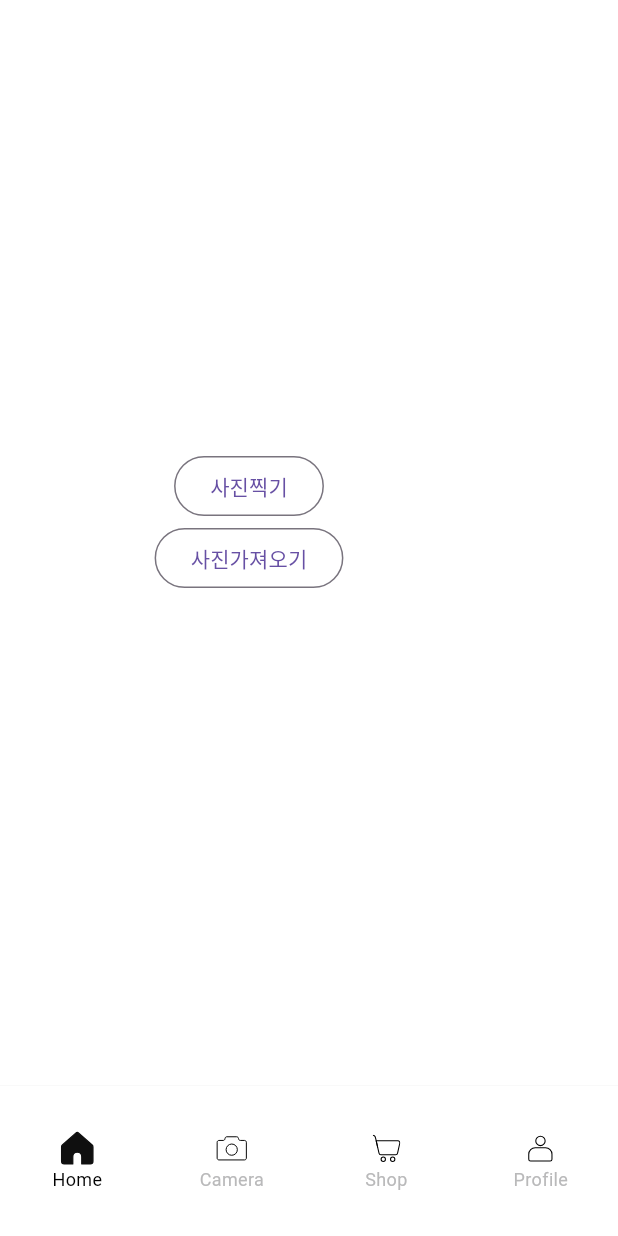
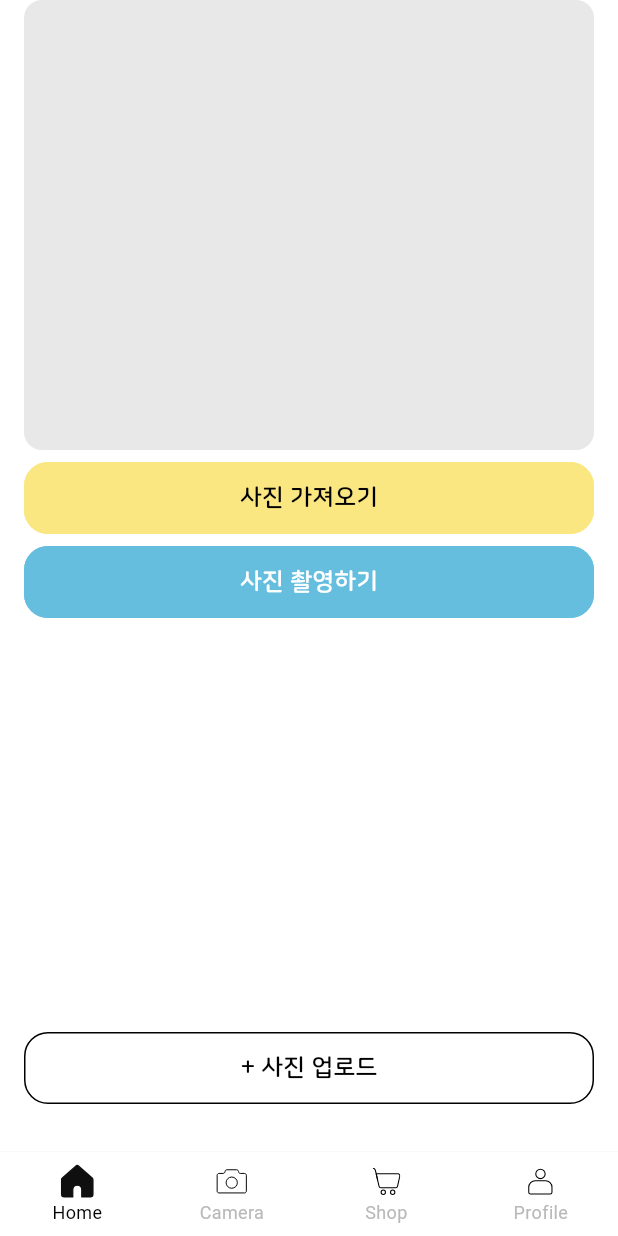
Before and after one commit to pet-buddy/PetBuddy_Frontend_Flutter, a Flutter app: the CameraScreen screen opened by its route, on a phone screen of 412 x 824 dp. Run offline on Flutter 3.47's test engine with Material 3 defaults, Android fonts, the phone set to English and light mode, and no system bars; our stand-ins replace dio, dropdown_button2, flutter_riverpod, flutter_secure_storage, flutter_svg, fluttertoast and 3 more; accounts and stored records are empty; generated files the repository leaves out were written again; statements that could not run were skipped.

Commit message:
docs:앱권한설정,카메라화면 수정,마이페이지링크추가

```diff
--- a/lib/common/const/project_constant.dart
+++ b/lib/common/const/project_constant.dart
@@ -3,4 +3,9 @@ class ProjectConstant {
   static const REFRESH_TOKEN = 'refresh_token';
 
   static const BASE_URL = 'http://127.0.0.1:8080';
+
+  // 채널 링크 (퍼피푸)
+  static const PUPPYPOO_WEB_URL = "https://puppypoo.framer.ai/";
+  static const PUPPYPOO_INSTAGRAM_URL = "https://www.instagram.com/puppypoo_official/";
+  static const PUPPYPOO_KAKAO_URL = "http://pf.kakao.com/_FLYxexj";
 }
--- a/lib/controller/my_controller.dart
+++ b/lib/controller/my_controller.dart
@@ -28,8 +28,8 @@ mixin class MyController {
 
   final List<Map<String, dynamic>> healthInfos = [
     {'text' : '변관리', 'width': 100},
-    {'text' : '활동관리', 'width': 120},
-    {'text' : '수면관리', 'width': 120},
+    {'text' : '활동관리', 'width': 110},
+    {'text' : '수면관리', 'width': 110},
     {'text' : '디지털 반려동물 키우기', 'width': 350},
   ];
 
--- a/lib/screens/camera/camera_screen.dart
+++ b/lib/screens/camera/camera_screen.dart
@@ -43,37 +43,68 @@ class CameraScreenState extends ConsumerState<CameraScreen> with CameraControlle
           await fnClose(context);
         },
         child: SafeArea(
-          child: SingleChildScrollView(
-            physics: const ClampingScrollPhysics(),
           child: Padding(
             padding: const EdgeInsets.symmetric(horizontal: 16),
             child: Column(
               children: [
                 imagePickerState != null ?
-                    SizedBox(
-                      width: 300,
+                  Container(
+                    width: MediaQuery.of(context).size.width,
                     height: 300,
-                      child: Image.file(File(imagePickerState.path)),
+                    decoration: const BoxDecoration(
+                      borderRadius: BorderRadius.all(Radius.circular(12),),
+                    ),
+                    child: ClipRRect(
+                      borderRadius: BorderRadius.circular(16.0),
+                      child: Image.file(
+                        File(imagePickerState.path),
+                        fit: BoxFit.cover,
+                      ),
+                    ),
                   ) :
-                    const SizedBox(
-                      width: 300,
+                  Container(
+                    width: MediaQuery.of(context).size.width,
                     height: 300,
+                    decoration: const BoxDecoration(
+                      color: CustomColor.gray05,
+                      borderRadius: BorderRadius.all(Radius.circular(12),),
                     ),
-                  OutlinedButton(
+                  ),
+                const SizedBox(height: 8,),
+                DefaultTextButton(
+                  disabled: false,
+                  backgroundColor: CustomColor.yellow05,
+                  borderColor: CustomColor.yellow05,
+                  onPressed: () {
+                    fnGetImage(ImageSource.gallery);
+                  },
+                  text: '사진 가져오기',
+                ),
+                const SizedBox(height: 8,),
+                DefaultTextButton(
+                  disabled: false,
+                  backgroundColor: CustomColor.blue05,
+                  borderColor: CustomColor.blue05,
+                  textColor: CustomColor.white,
                   onPressed: () {
                     fnGetImage(ImageSource.camera);
                   },
-                    child: const Text('사진찍기'),
+                  text: '사진 촬영하기',
                 ),
-                  OutlinedButton(
+                const Spacer(),
+                DefaultTextButton(
+                  disabled: false,
+                  backgroundColor: CustomColor.white,
+                  borderColor: CustomColor.black,
+                  textColor: CustomColor.black,
                   onPressed: () {
-                      fnGetImage(ImageSource.gallery);
+
                   },
-                    child: const Text('사진가져오기'),
+                  text: '+ 사진 업로드',
                 ),
+                const SizedBox(height: 32,),
               ],
             )
-            ),
           ),
         ),
       ),
--- a/lib/screens/main_screen.dart
+++ b/lib/screens/main_screen.dart
@@ -20,8 +20,6 @@ class MainScreen extends ConsumerWidget {
           splashColor: CustomColor.white,
           highlightColor: CustomColor.white,
         ),
-        child: SizedBox(
-          height: 100,
         child: BottomNavigationBar(
             selectedLabelStyle: const TextStyle(fontSize: 12,),
             unselectedLabelStyle: const TextStyle(fontSize: 12),
@@ -100,7 +98,6 @@ class MainScreen extends ConsumerWidget {
               ),
             ]),
       ),
-      ),
       child: PopScope(
         canPop: false,
         onPopInvokedWithResult: (didPop, result) async {
--- a/lib/screens/my/my_pet_add_screen.dart
+++ b/lib/screens/my/my_pet_add_screen.dart
@@ -1,3 +1,4 @@
+import 'package:dropdown_button2/dropdown_button2.dart';
 import 'package:flutter/material.dart';
 import 'package:flutter/services.dart';
 import 'package:flutter_riverpod/flutter_riverpod.dart';
@@ -110,7 +111,6 @@ class MyPetAddScreenState extends ConsumerState<MyPetAddScreen> with MyControlle
                   ),
                   const SizedBox(height: 5,),
                   // TODO : 품종검색
-
                   const SizedBox(height: 16),
                   const Text(
                     '성별',
--- a/pubspec.yaml
+++ b/pubspec.yaml
@@ -50,6 +50,9 @@ dependencies:
   fl_chart: ^0.68.0
   calendar_date_picker2: ^1.1.5
   image_picker: ^1.1.2
+  url_launcher: ^6.3.1
+  dropdown_button2: ^2.3.9
+  permission_handler: ^11.4.0
 
 dev_dependencies:
   flutter_test:
```
Also changed, not shown: lib/screens/my/my_screen.dart (+12 -4 lines), assets/icons/outlined/arrow_next.svg (added), pubspec.lock, 7 other files. Lines whose indentation alone changed are shown as unchanged.
